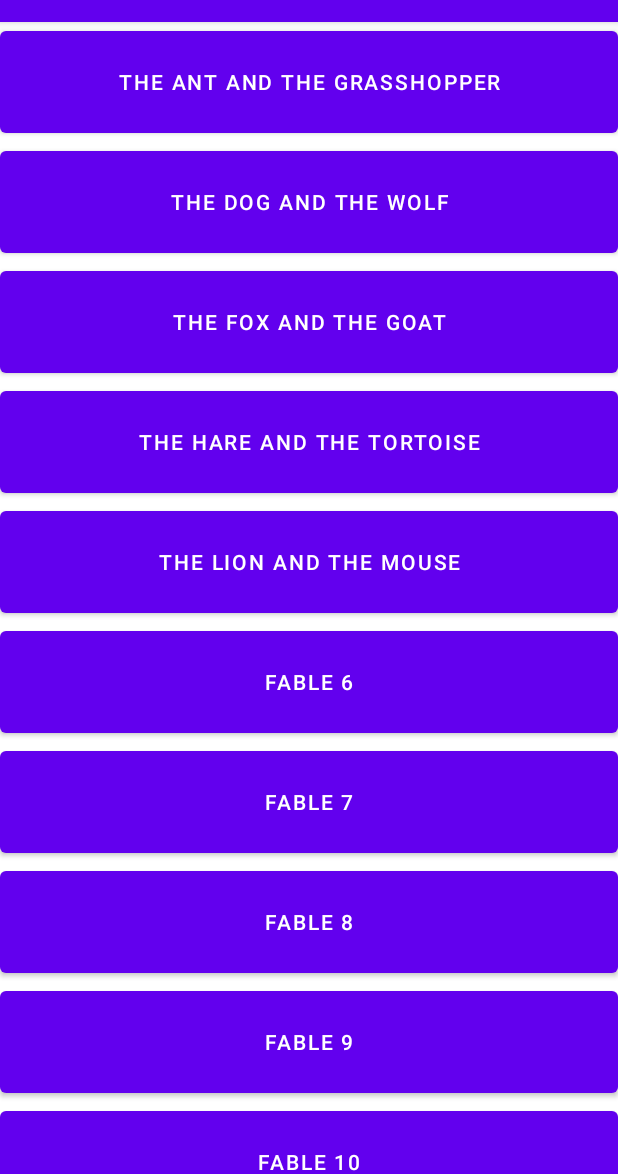
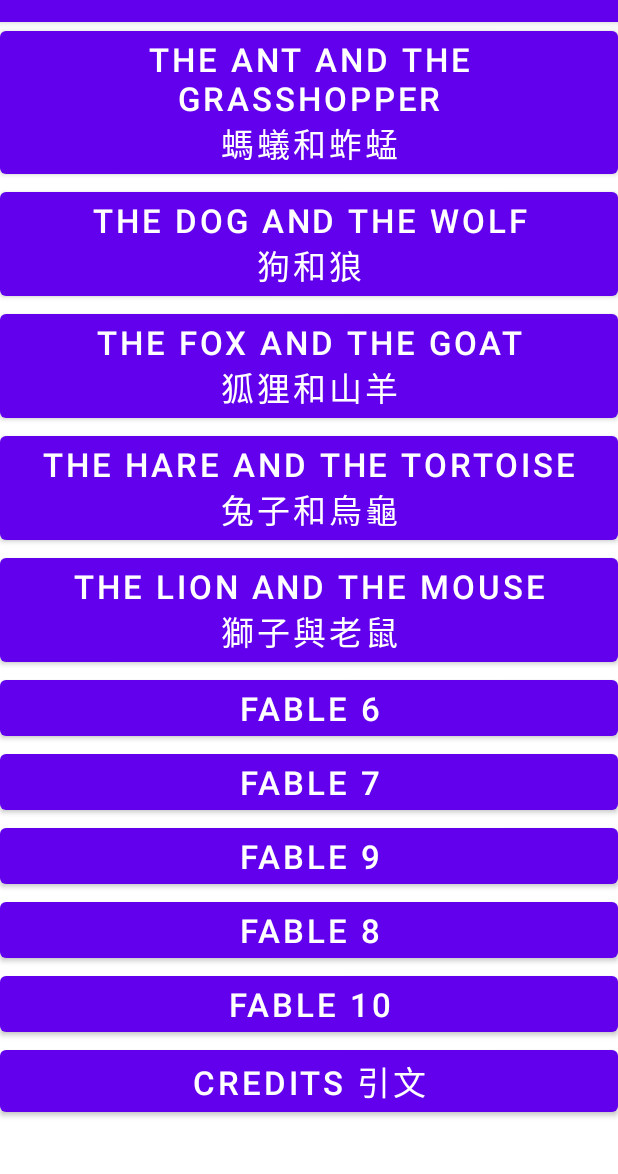
Before and after one commit to jazonshou/Audiobook-Eagle-Project, an Android app: the screen it shows after launch (MainActivity), on a phone screen of 412 x 824 dp, the part 62-1236 px from its top. Run offline under Robolectric (Android 15) with nearby library versions, the phone set to English and light mode, and no system bars.

Commit message:
app pretty much done, just need translations, and 5 more fables

```diff
--- a/app/src/main/AndroidManifest.xml
+++ b/app/src/main/AndroidManifest.xml
@@ -10,9 +10,11 @@
         android:supportsRtl="true"
         android:theme="@style/Theme.FirstApp">
         <activity
+            android:name=".CreditsActivity"
+            android:exported="false" />
+        <activity
             android:name=".FableActivity"
-            android:exported="false" >
-
+            android:exported="false">
             <meta-data
                 android:name="android.support.PARENT_ACTIVITY"
                 android:value="com.example.firstapp.FableActivity" />
--- a/app/src/main/java/com/example/firstapp/MainActivity.java
+++ b/app/src/main/java/com/example/firstapp/MainActivity.java
@@ -28,6 +28,7 @@ public class MainActivity extends AppCompatActivity implements View.OnClickListe
         Button eight = (Button) findViewById(R.id.button8);
         Button nine = (Button) findViewById(R.id.button9);
         Button ten = (Button) findViewById(R.id.button10);
+        Button credits = (Button) findViewById(R.id.credits_button);
 
         one.setOnClickListener(this);
         two.setOnClickListener(this);
@@ -39,6 +40,7 @@ public class MainActivity extends AppCompatActivity implements View.OnClickListe
         eight.setOnClickListener(this);
         nine.setOnClickListener(this);
         ten.setOnClickListener(this);
+        credits.setOnClickListener(this);
     }
 
     @Override
@@ -74,6 +76,9 @@ public class MainActivity extends AppCompatActivity implements View.OnClickListe
             case R.id.button10:
                 fable = 10;
                 break;
+            case R.id.credits_button:
+
+                break;
         }
         Intent intent = new Intent(getApplicationContext(), FableActivity.class);
         startActivity(intent);
--- a/app/src/main/java/com/example/firstapp/fables/AntGrasshopper.java
+++ b/app/src/main/java/com/example/firstapp/fables/AntGrasshopper.java
@@ -10,13 +10,13 @@ public class AntGrasshopper {
                     " chirping and singing to its heart's content.  An Ant passed by," +
                     " bearing along with great toil an ear of corn he was taking to the" +
                     " nest." +
-                    "\n" +
+                    "\n\n" +
                     "    \"Why not come and chat with me,\" said the Grasshopper," +
                     " \"instead of toiling and moiling in that way?\"" +
-                    "\n" +
+                    "\n\n" +
                     "    \"I am helping to lay up food for the winter,\" said the Ant," +
                     " \"and recommend you to do the same.\"" +
-                    "\n" +
+                    "\n\n" +
                     "    \"Why bother about winter?\" said the Grasshopper; we have got" +
                     " plenty of food at present.\"  But the Ant went on its way and" +
                     " continued its toil.  When the winter came the Grasshopper had no" +
--- a/app/src/main/java/com/example/firstapp/fables/FoxGoat.java
+++ b/app/src/main/java/com/example/firstapp/fables/FoxGoat.java
@@ -6,7 +6,7 @@ public class FoxGoat {
     public static final String E_MORAL =
             "Look before you leap.";
     public static final String E_BODY =
-            "A FOX one day fell into a deep well and could find no means of" +
+            "    A FOX one day fell into a deep well and could find no means of" +
                     " escape.  A Goat, overcome with thirst, came to the same well, and" +
                     " seeing the Fox, inquired if the water was good.  Concealing his" +
                     " sad plight under a merry guise, the Fox indulged in a lavish" +
--- a/app/src/main/java/com/example/firstapp/fables/LionMouse.java
+++ b/app/src/main/java/com/example/firstapp/fables/LionMouse.java
@@ -6,7 +6,7 @@ public class LionMouse {
     public static final String E_MORAL =
             "Little friends may prove great friends.";
     public static final String E_BODY =
-            "Once when a Lion was asleep a little Mouse began running up" +
+            "    Once when a Lion was asleep a little Mouse began running up" +
                     " and down upon him; this soon wakened the Lion, who placed his huge" +
                     " paw upon him, and opened his big jaws to swallow him.  \"Pardon, O" +
                     " King,\" cried the little Mouse: \"forgive me this time, I shall" +
--- a/app/src/main/res/layout/activity_main.xml
+++ b/app/src/main/res/layout/activity_main.xml
@@ -15,8 +15,9 @@
         <Button
             android:id="@+id/button10"
             android:layout_width="0dp"
-            android:layout_height="@dimen/fable_button_height"
+            android:layout_height="wrap_content"
             android:text="@string/button10_message"
+            android:textSize="@dimen/fable_button_text_size"
             app:layout_constraintEnd_toEndOf="parent"
             app:layout_constraintStart_toStartOf="parent"
             app:layout_constraintTop_toBottomOf="@+id/button8" />
@@ -24,8 +25,9 @@
         <Button
             android:id="@+id/button1"
             android:layout_width="0dp"
-            android:layout_height="@dimen/fable_button_height"
+            android:layout_height="wrap_content"
             android:text="@string/button1_message"
+            android:textSize="@dimen/fable_button_text_size"
             app:layout_constraintEnd_toEndOf="parent"
             app:layout_constraintHorizontal_bias="0.52"
             app:layout_constraintStart_toStartOf="parent"
@@ -34,8 +36,9 @@
         <Button
             android:id="@+id/button2"
             android:layout_width="0dp"
-            android:layout_height="@dimen/fable_button_height"
+            android:layout_height="wrap_content"
             android:text="@string/button2_message"
+            android:textSize="@dimen/fable_button_text_size"
             app:layout_constraintEnd_toEndOf="parent"
             app:layout_constraintStart_toStartOf="parent"
             app:layout_constraintTop_toBottomOf="@+id/button1" />
@@ -43,8 +46,9 @@
         <Button
             android:id="@+id/button3"
             android:layout_width="0dp"
-            android:layout_height="@dimen/fable_button_height"
+            android:layout_height="wrap_content"
             android:text="@string/button3_message"
+            android:textSize="@dimen/fable_button_text_size"
             app:layout_constraintEnd_toEndOf="parent"
             app:layout_constraintStart_toStartOf="parent"
             app:layout_constraintTop_toBottomOf="@+id/button2" />
@@ -52,8 +56,9 @@
         <Button
             android:id="@+id/button5"
             android:layout_width="0dp"
-            android:layout_height="@dimen/fable_button_height"
+            android:layout_height="wrap_content"
             android:text="@string/button5_message"
+            android:textSize="@dimen/fable_button_text_size"
             app:layout_constraintEnd_toEndOf="parent"
             app:layout_constraintHorizontal_bias="1.0"
             app:layout_constraintStart_toStartOf="parent"
@@ -62,8 +67,9 @@
         <Button
             android:id="@+id/button6"
             android:layout_width="0dp"
-            android:layout_height="@dimen/fable_button_height"
+            android:layout_height="wrap_content"
             android:text="@string/button6_message"
+            android:textSize="@dimen/fable_button_text_size"
             app:layout_constraintEnd_toEndOf="parent"
             app:layout_constraintStart_toStartOf="parent"
             app:layout_constraintTop_toBottomOf="@+id/button5" />
@@ -71,8 +77,9 @@
         <Button
             android:id="@+id/button4"
             android:layout_width="0dp"
-            android:layout_height="@dimen/fable_button_height"
+            android:layout_height="wrap_content"
             android:text="@string/button4_message"
+            android:textSize="@dimen/fable_button_text_size"
             app:layout_constraintEnd_toEndOf="parent"
             app:layout_constraintStart_toStartOf="parent"
             app:layout_constraintTop_toBottomOf="@+id/button3" />
@@ -80,8 +87,9 @@
         <Button
             android:id="@+id/button7"
             android:layout_width="0dp"
-            android:layout_height="@dimen/fable_button_height"
+            android:layout_height="wrap_content"
             android:text="@string/button7_message"
+            android:textSize="@dimen/fable_button_text_size"
             app:layout_constraintEnd_toEndOf="parent"
             app:layout_constraintStart_toStartOf="parent"
             app:layout_constraintTop_toBottomOf="@+id/button6" />
@@ -89,8 +97,9 @@
         <Button
             android:id="@+id/button8"
             android:layout_width="0dp"
-            android:layout_height="@dimen/fable_button_height"
-            android:text="@string/button9_message"
+            android:layout_height="wrap_content"
+            android:text="@string/button8_message"
+            android:textSize="@dimen/fable_button_text_size"
             app:layout_constraintEnd_toEndOf="parent"
             app:layout_constraintStart_toStartOf="parent"
             app:layout_constraintTop_toBottomOf="@+id/button9" />
@@ -98,11 +107,22 @@
         <Button
             android:id="@+id/button9"
             android:layout_width="0dp"
-            android:layout_height="@dimen/fable_button_height"
-            android:text="@string/button8_message"
+            android:layout_height="wrap_content"
+            android:text="@string/button9_message"
+            android:textSize="@dimen/fable_button_text_size"
             app:layout_constraintEnd_toEndOf="parent"
             app:layout_constraintStart_toStartOf="parent"
             app:layout_constraintTop_toBottomOf="@+id/button7" />
+
+        <Button
+            android:id="@+id/credits_button"
+            android:layout_width="0dp"
+            android:layout_height="wrap_content"
+            android:text="@string/credits_button_message"
+            android:textSize="@dimen/fable_button_text_size"
+            app:layout_constraintEnd_toEndOf="parent"
+            app:layout_constraintStart_toStartOf="parent"
+            app:layout_constraintTop_toBottomOf="@+id/button10" />
 
 
     </androidx.constraintlayout.widget.ConstraintLayout>
--- a/app/src/main/res/values/dimens.xml
+++ b/app/src/main/res/values/dimens.xml
@@ -3,6 +3,7 @@
     <dimen name="fab_margin">16dp</dimen>
     <dimen name="text_margin">16dp</dimen>
 
-    <dimen name="fable_button_height">80dp</dimen>
+<!--    <dimen name="fable_button_height">100dp</dimen>-->
+    <dimen name="fable_button_text_size">22sp</dimen>
     <dimen name="audio_wife_height">50dp</dimen>
 </resources>
--- a/app/src/main/res/values/strings.xml
+++ b/app/src/main/res/values/strings.xml
@@ -1,17 +1,17 @@
 <resources>
     <string name="app_name">Aesop Fables Audiobook</string>
 
-    <string name="button1_message">The Ant and the Grasshopper</string>
-    <string name="button2_message">The Dog and the Wolf</string>
-    <string name="button3_message">The Fox and the Goat</string>
-    <string name="button4_message">The Hare and the Tortoise</string>
-    <string name="button5_message">The Lion and the Mouse</string>
+    <string name="button1_message">The Ant and the Grasshopper\n螞蟻和蚱蜢</string>
+    <string name="button2_message">The Dog and the Wolf\n狗和狼</string>
+    <string name="button3_message">The Fox and the Goat\n狐狸和山羊</string>
+    <string name="button4_message">The Hare and the Tortoise\n兔子和烏龜</string>
+    <string name="button5_message">The Lion and the Mouse\n獅子與老鼠</string>
     <string name="button6_message">Fable 6</string>
     <string name="button7_message">Fable 7</string>
     <string name="button8_message">Fable 8</string>
     <string name="button9_message">Fable 9</string>
     <string name="button10_message">Fable 10</string>
-
+    <string name="credits_button_message">Credits 引文</string>
 
 
     <string name="title_activity_scrolling">ScrollingActivity</string>
```
Also changed, not shown: app/src/main/java/com/example/firstapp/CreditsActivity.java (added, +14 -0 lines), app/src/main/java/com/example/firstapp/FableActivity.java (+24 -14 lines), app/src/main/java/com/example/firstapp/fables/DogWolf.java (+11 -11 lines), app/src/main/java/com/example/firstapp/fables/TortoiseHare.java (+9 -9 lines), app/src/main/res/layout/activity_credits.xml (added, +9 -0 lines), app/src/main/res/layout/fable_activity.xml (+13 -1 lines).
